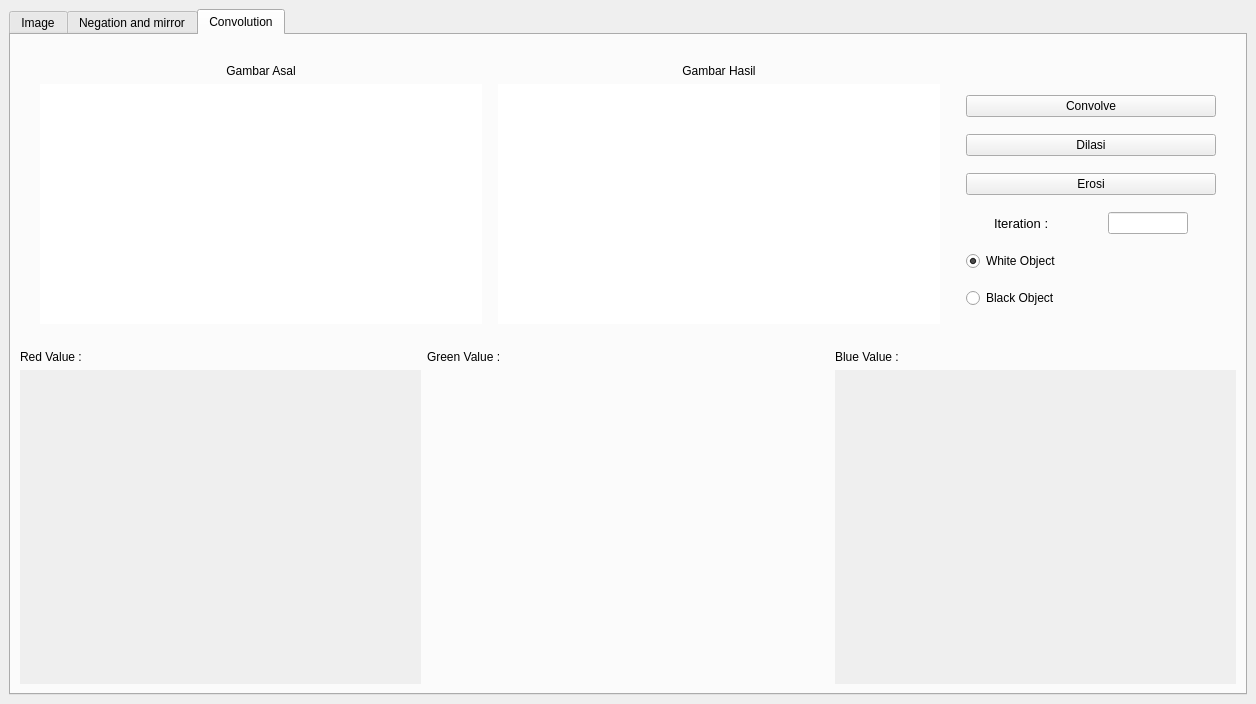
Old version of the form Comvis I Design.ui in the repository andre002wp/Comvis-Semester-5.
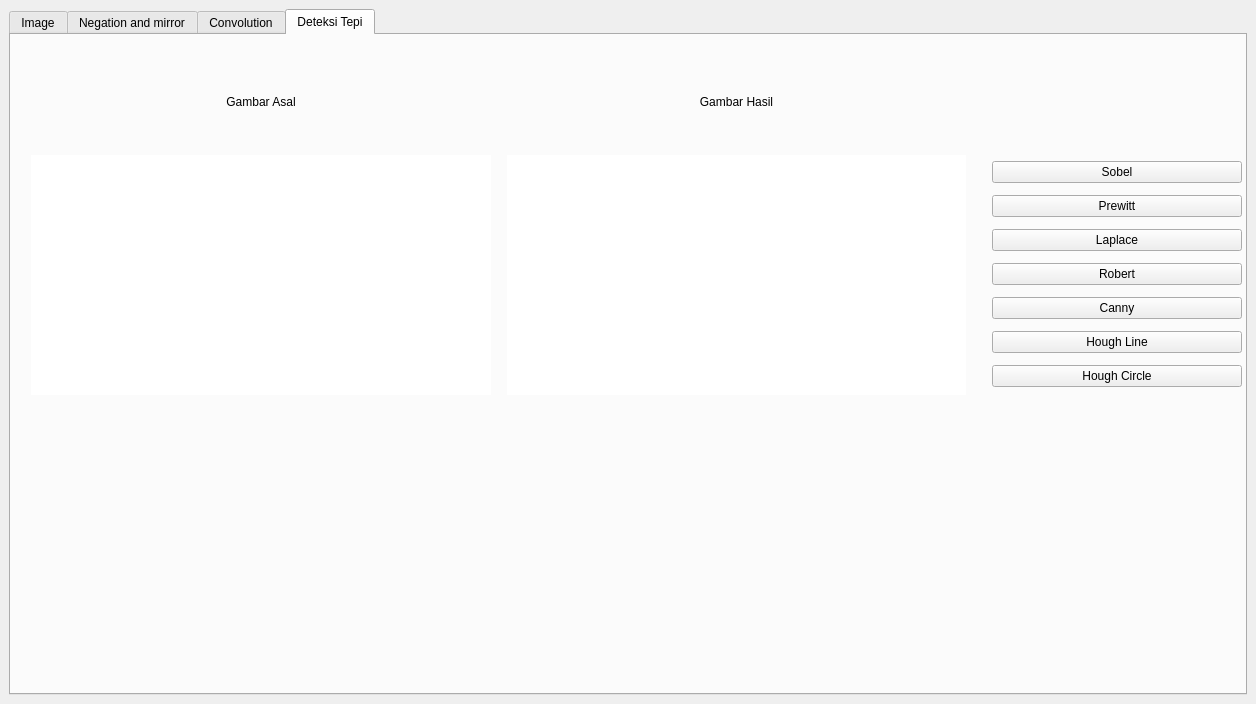
New version of the form. Custom widgets are drawn as their Qt base class.

```diff
--- a/Comvis I Design.ui
+++ b/Comvis I Design.ui
@@ -21,7 +21,7 @@
     <item row="1" column="0">
      <widget class="QTabWidget" name="tabWidget">
       <property name="currentIndex">
-       <number>2</number>
+       <number>3</number>
       </property>
       <widget class="QWidget" name="tab_5">
        <attribute name="title">
@@ -919,6 +919,340 @@
         </item>
        </layout>
       </widget>
+      <widget class="QWidget" name="tab4">
+       <attribute name="title">
+        <string>Deteksi Tepi</string>
+       </attribute>
+       <widget class="QWidget" name="layoutWidget">
+        <property name="geometry">
+         <rect>
+          <x>0</x>
+          <y>0</y>
+          <width>1251</width>
+          <height>421</height>
+         </rect>
+        </property>
+        <layout class="QGridLayout" name="gridLayout_11">
+         <property name="sizeConstraint">
+          <enum>QLayout::SetNoConstraint</enum>
+         </property>
+         <property name="leftMargin">
+          <number>20</number>
+         </property>
+         <property name="topMargin">
+          <number>20</number>
+         </property>
+         <property name="rightMargin">
+          <number>20</number>
+         </property>
+         <property name="bottomMargin">
+          <number>20</number>
+         </property>
+         <item row="0" column="3">
+          <widget class="QLabel" name="label_15">
+           <property name="sizePolicy">
+            <sizepolicy hsizetype="Preferred" vsizetype="Fixed">
+             <horstretch>0</horstretch>
+             <verstretch>30</verstretch>
+            </sizepolicy>
+           </property>
+           <property name="text">
+            <string>Gambar Hasil</string>
+           </property>
+           <property name="alignment">
+            <set>Qt::AlignCenter</set>
+           </property>
+          </widget>
+         </item>
+         <item row="0" column="0">
+          <widget class="QLabel" name="label_16">
+           <property name="sizePolicy">
+            <sizepolicy hsizetype="Preferred" vsizetype="Fixed">
+             <horstretch>0</horstretch>
+             <verstretch>30</verstretch>
+            </sizepolicy>
+           </property>
+           <property name="text">
+            <string>Gambar Asal</string>
+           </property>
+           <property name="alignment">
+            <set>Qt::AlignCenter</set>
+           </property>
+          </widget>
+         </item>
+         <item row="1" column="1">
+          <spacer name="horizontalSpacer_9">
+           <property name="orientation">
+            <enum>Qt::Horizontal</enum>
+           </property>
+           <property name="sizeType">
+            <enum>QSizePolicy::Fixed</enum>
+           </property>
+           <property name="sizeHint" stdset="0">
+            <size>
+             <width>10</width>
+             <height>20</height>
+            </size>
+           </property>
+          </spacer>
+         </item>
+         <item row="1" column="0">
+          <widget class="QLabel" name="image_Asli_3">
+           <property name="sizePolicy">
+            <sizepolicy hsizetype="Expanding" vsizetype="Preferred">
+             <horstretch>0</horstretch>
+             <verstretch>0</verstretch>
+            </sizepolicy>
+           </property>
+           <property name="minimumSize">
+            <size>
+             <width>360</width>
+             <height>240</height>
+            </size>
+           </property>
+           <property name="acceptDrops">
+            <bool>true</bool>
+           </property>
+           <property name="autoFillBackground">
+            <bool>false</bool>
+           </property>
+           <property name="styleSheet">
+            <string notr="true">background-color: rgb(255, 255, 255)</string>
+           </property>
+           <property name="text">
+            <string/>
+           </property>
+           <property name="scaledContents">
+            <bool>true</bool>
+           </property>
+          </widget>
+         </item>
+         <item row="1" column="5">
+          <spacer name="horizontalSpacer_10">
+           <property name="orientation">
+            <enum>Qt::Horizontal</enum>
+           </property>
+           <property name="sizeType">
+            <enum>QSizePolicy::Fixed</enum>
+           </property>
+           <property name="sizeHint" stdset="0">
+            <size>
+             <width>10</width>
+             <height>0</height>
+            </size>
+           </property>
+          </spacer>
+         </item>
+         <item row="1" column="3">
+          <widget class="QLabel" name="image_deteksi_tepi">
+           <property name="sizePolicy">
+            <sizepolicy hsizetype="Expanding" vsizetype="Preferred">
+             <horstretch>0</horstretch>
+             <verstretch>0</verstretch>
+            </sizepolicy>
+           </property>
+           <property name="minimumSize">
+            <size>
+             <width>360</width>
+             <height>240</height>
+            </size>
+           </property>
+           <property name="autoFillBackground">
+            <bool>false</bool>
+           </property>
+           <property name="styleSheet">
+            <string notr="true">background-color: rgb(255, 255, 255)</string>
+           </property>
+           <property name="text">
+            <string/>
+           </property>
+           <property name="scaledContents">
+            <bool>true</bool>
+           </property>
+          </widget>
+         </item>
+         <item row="1" column="6">
+          <layout class="QVBoxLayout" name="verticalLayout_5">
+           <property name="sizeConstraint">
+            <enum>QLayout::SetDefaultConstraint</enum>
+           </property>
+           <property name="leftMargin">
+            <number>10</number>
+           </property>
+           <item>
+            <widget class="QPushButton" name="btnSobel">
+             <property name="sizePolicy">
+              <sizepolicy hsizetype="Preferred" vsizetype="Fixed">
+               <horstretch>0</horstretch>
+               <verstretch>0</verstretch>
+              </sizepolicy>
+             </property>
+             <property name="maximumSize">
+              <size>
+               <width>400</width>
+               <height>16777215</height>
+              </size>
+             </property>
+             <property name="text">
+              <string>Sobel</string>
+             </property>
+            </widget>
+           </item>
+           <item>
+            <widget class="QPushButton" name="btnPrewitt">
+             <property name="sizePolicy">
+              <sizepolicy hsizetype="Preferred" vsizetype="Fixed">
+               <horstretch>0</horstretch>
+               <verstretch>0</verstretch>
+              </sizepolicy>
+             </property>
+             <property name="minimumSize">
+              <size>
+               <width>250</width>
+               <height>0</height>
+              </size>
+             </property>
+             <property name="maximumSize">
+              <size>
+               <width>400</width>
+               <height>16777215</height>
+              </size>
+             </property>
+             <property name="text">
+              <string>Prewitt</string>
+             </property>
+            </widget>
+           </item>
+           <item>
+            <widget class="QPushButton" name="btnLaplace">
+             <property name="sizePolicy">
+              <sizepolicy hsizetype="Preferred" vsizetype="Fixed">
+               <horstretch>0</horstretch>
+               <verstretch>0</verstretch>
+              </sizepolicy>
+             </property>
+             <property name="minimumSize">
+              <size>
+               <width>250</width>
+               <height>0</height>
+              </size>
+             </property>
+             <property name="maximumSize">
+              <size>
+               <width>400</width>
+               <height>16777215</height>
+              </size>
+             </property>
+             <property name="text">
+              <string>Laplace</string>
+             </property>
+            </widget>
+           </item>
+           <item>
+            <widget class="QPushButton" name="btnRobert">
+             <property name="sizePolicy">
+              <sizepolicy hsizetype="Preferred" vsizetype="Fixed">
+               <horstretch>0</horstretch>
+               <verstretch>0</verstretch>
+              </sizepolicy>
+             </property>
+             <property name="minimumSize">
+              <size>
+               <width>250</width>
+               <height>0</height>
+              </size>
+             </property>
+             <property name="maximumSize">
+              <size>
+               <width>400</width>
+               <height>16777215</height>
+              </size>
+             </property>
+             <property name="text">
+              <string>Robert</string>
+             </property>
+            </widget>
+           </item>
+           <item>
+            <widget class="QPushButton" name="btnCanny">
+             <property name="sizePolicy">
+              <sizepolicy hsizetype="Preferred" vsizetype="Fixed">
+               <horstretch>0</horstretch>
+               <verstretch>0</verstretch>
+              </sizepolicy>
+             </property>
+             <property name="minimumSize">
+              <size>
+               <width>250</width>
+               <height>0</height>
+              </size>
+             </property>
+             <property name="maximumSize">
+              <size>
+               <width>400</width>
+               <height>16777215</height>
+              </size>
+             </property>
+             <property name="text">
+              <string>Canny</string>
+             </property>
+            </widget>
+           </item>
+           <item>
+            <widget class="QPushButton" name="btnHoughLine">
+             <property name="sizePolicy">
+              <sizepolicy hsizetype="Preferred" vsizetype="Fixed">
+               <horstretch>0</horstretch>
+               <verstretch>0</verstretch>
+              </sizepolicy>
+             </property>
+             <property name="minimumSize">
+              <size>
+               <width>250</width>
+               <height>0</height>
+              </size>
+             </property>
+             <property name="maximumSize">
+              <size>
+               <width>400</width>
+               <height>16777215</height>
+              </size>
+             </property>
+             <property name="text">
+              <string>Hough Line</string>
+             </property>
+            </widget>
+           </item>
+           <item>
+            <widget class="QPushButton" name="btnHoughCircle">
+             <property name="sizePolicy">
+              <sizepolicy hsizetype="Preferred" vsizetype="Fixed">
+               <horstretch>0</horstretch>
+               <verstretch>0</verstretch>
+              </sizepolicy>
+             </property>
+             <property name="minimumSize">
+              <size>
+               <width>250</width>
+               <height>0</height>
+              </size>
+             </property>
+             <property name="maximumSize">
+              <size>
+               <width>400</width>
+               <height>16777215</height>
+              </size>
+             </property>
+             <property name="text">
+              <string>Hough Circle</string>
+             </property>
+            </widget>
+           </item>
+          </layout>
+         </item>
+        </layout>
+       </widget>
+      </widget>
      </widget>
     </item>
    </layout>
```
